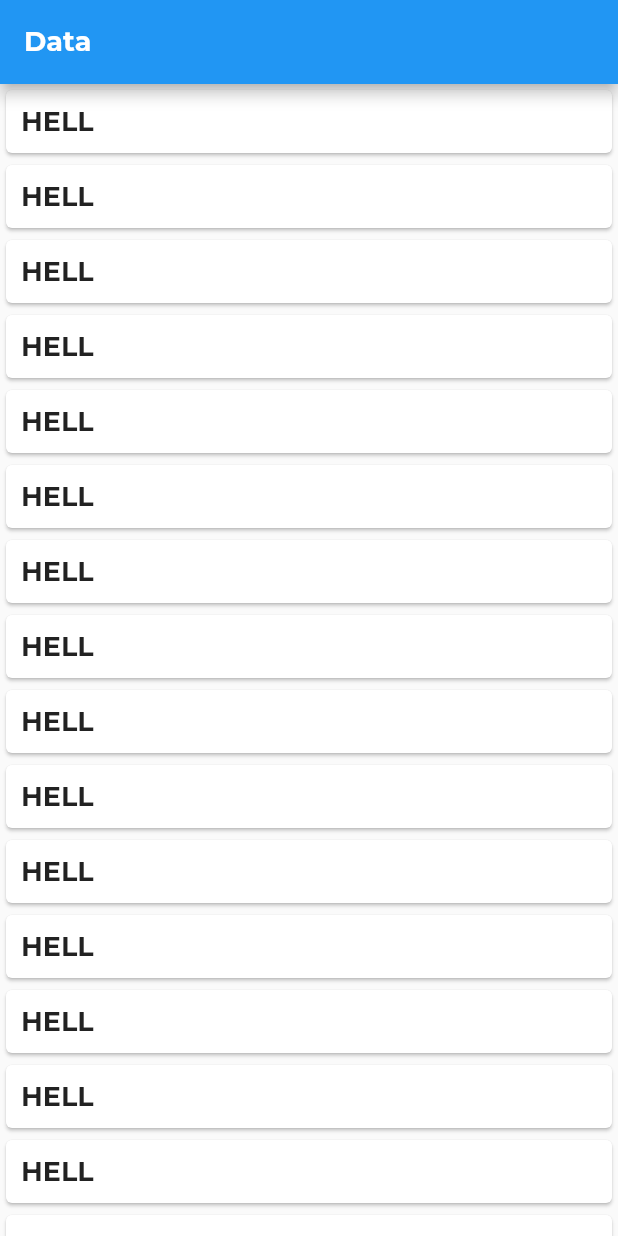
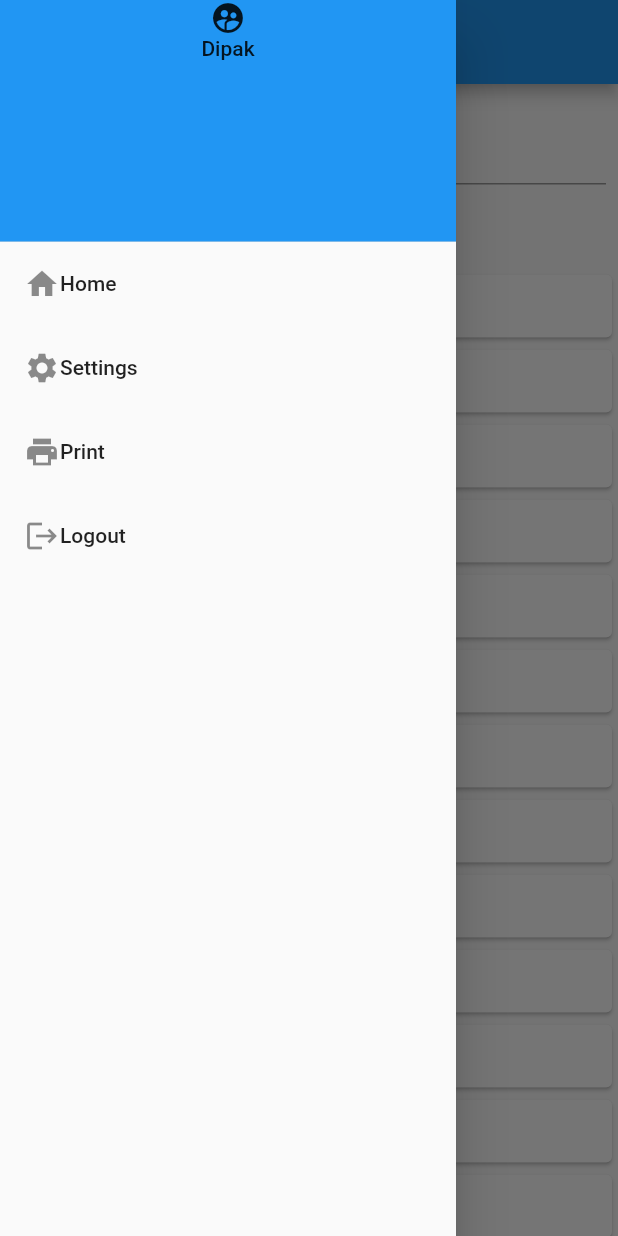
Before and after one commit to d2square/flutterdemo, a Flutter app: the screen it shows after launch, with the side drawer open (before the commit the screen has no drawer), on a phone screen of 412 x 824 dp. Run offline on Flutter 3.47's test engine with Material 2 defaults, Android fonts, the phone set to English and light mode, and no system bars; our stand-ins replace animated_text_kit, get.

Commit message:
drawer menu added

```diff
--- /dev/null
+++ b/lib/home_page/domain/drawer_model.dart
@@ -0,0 +1,6 @@
+import 'package:flutter/cupertino.dart';
+class DrawerModel {
+  String? name;
+  IconData? icon;
+  DrawerModel({this.name, this.icon});
+}
--- /dev/null
+++ b/lib/home_page/presentation/drawer_menu.dart
@@ -0,0 +1,61 @@
+import 'package:flutter/material.dart';
+import 'package:get/get.dart';
+import 'package:helloworld/home_page/domain/drawer_model.dart';
+
+class DrawerMenu extends StatefulWidget {
+  const DrawerMenu({Key? key}) : super(key: key);
+
+  @override
+  _DrawerMenuState createState() => _DrawerMenuState();
+}
+
+class _DrawerMenuState extends State<DrawerMenu> {
+  List<DrawerModel> drawerList = [
+    new DrawerModel(name: "Home", icon: Icons.home),
+    new DrawerModel(name: "Settings", icon: Icons.settings),
+    new DrawerModel(name: "Print", icon: Icons.print),
+    new DrawerModel(name: "Logout", icon: Icons.logout),
+  ];
+
+  @override
+  Widget build(BuildContext context) {
+    return SafeArea(
+      child: Drawer(
+          child: Column(
+        children: [
+          Container(
+            width: Get.width,
+            child: DrawerHeader(
+                margin: EdgeInsets.zero,
+                padding: EdgeInsets.zero,
+                decoration: BoxDecoration(color: Colors.blue),
+                child: Column(
+                  children: [
+                    Icon(Icons.supervised_user_circle),
+                    Text("Dipak"),
+                  ],
+                )),
+          ),
+          Expanded(
+            child: ListView.builder(
+                itemCount: drawerList.length,
+                shrinkWrap: true,
+                itemBuilder: (c, index) {
+                  return _createDrawerMenu(
+                      icon: drawerList[index].icon,
+                      strmenu: drawerList[index].name);
+                }),
+          ),
+        ],
+      )),
+    );
+  }
+
+  Widget _createDrawerMenu({IconData? icon, String? strmenu}) {
+    return ListTile(
+      title: Row(
+        children: <Widget>[Icon(icon), Text(strmenu!)],
+      ),
+    );
+  }
+}
--- a/lib/home_page/presentation/home_ui.dart
+++ b/lib/home_page/presentation/home_ui.dart
@@ -1,10 +1,19 @@
 import 'package:flutter/material.dart';
 import 'package:get/get.dart';
+import 'package:helloworld/home_page/presentation/drawer_menu.dart';
 import 'package:helloworld/routes/app_pages.dart';
 import 'package:helloworld/splashScreen/utils/const_string.dart';
 
-class HomePage extends StatelessWidget {
+class HomePage extends StatefulWidget {
   HomePage({Key? key}) : super(key: key);
+
+  @override
+  State<HomePage> createState() => _HomePageState();
+}
+
+class _HomePageState extends State<HomePage> {
+  TextEditingController textEditingController = new TextEditingController();
+  String? userName;
 
   @override
   Widget build(BuildContext context) {
@@ -12,8 +21,8 @@ class HomePage extends StatelessWidget {
         fontFamily: fontMontserrat, fontSize: 18, fontWeight: FontWeight.bold);
     var data = Get.arguments;
     return Scaffold(
+      drawer: DrawerMenu(),
       appBar: AppBar(
-        automaticallyImplyLeading: false,
         backgroundColor: Colors.blue,
         title: Text("Data", style: style),
       ),
@@ -25,6 +34,29 @@ class HomePage extends StatelessWidget {
             },
             child: Column(
               children: [
+                Padding(
+                  padding: const EdgeInsets.all(8.0),
+                  child: TextField(
+                    decoration: InputDecoration(
+                        labelText: "Enter Name", hintText: "Type Here"),
+                    onChanged: (val) {
+                      setState(() {
+                        userName = val;
+                      });
+                    },
+                    controller: textEditingController,
+                    keyboardType: TextInputType.text,
+                  ),
+                ),
+                MaterialButton(
+                    child: Text("Click Me"),
+                    color: Colors.blue,
+                    onPressed: () {
+                      if (GetUtils.isNull(userName) ||
+                          GetUtils.isNull(textEditingController.text)) {
+                        print("Value is not empty");
+                      }
+                    }),
                 Expanded(
                   child: ListView.builder(
                       itemCount: 20,
```
